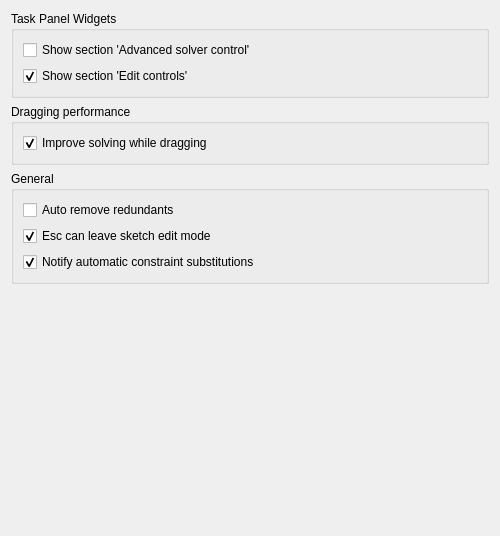
southseact-3d/fcd, file src/Mod/Sketcher/Gui/SketcherSettings.ui: the form before one commit.
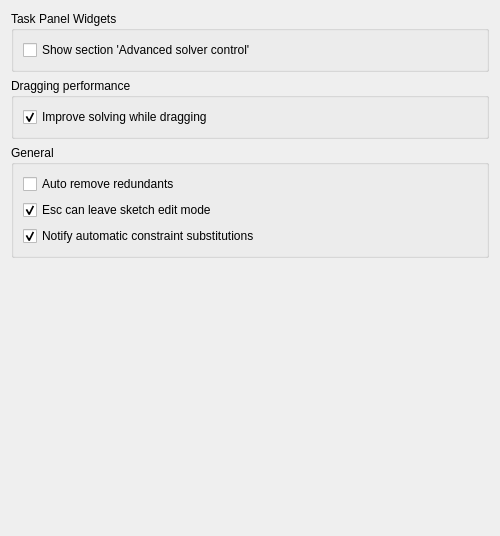
The form after the commit. Custom widgets are drawn as their Qt base class.

Commit message:
Sketcher: Remove "Show Edit Section" from preferences
=====================================================

In a previous commit the Edit Section and its preferences where removed, however
Adrián Insaurralde realised that the setting for showing or not this section had been left behind:
https://github.com/FreeCAD/FreeCAD/pull/8716#issuecomment-1462364487

This commit just removes that settings.

```diff
--- a/src/Mod/Sketcher/Gui/SketcherSettings.ui
+++ b/src/Mod/Sketcher/Gui/SketcherSettings.ui
@@ -37,26 +37,6 @@
         </property>
        </widget>
       </item>
-      <item row="1" column="0">
-       <widget class="Gui::PrefCheckBox" name="checkBoxSettingsTaskBox">
-        <property name="toolTip">
-         <string>Sketcher dialog will have additional section
-'Edit controls' to easily access basic settings.</string>
-        </property>
-        <property name="text">
-         <string>Show section 'Edit controls'</string>
-        </property>
-        <property name="checked">
-         <bool>true</bool>
-        </property>
-        <property name="prefEntry" stdset="0">
-         <cstring>ShowSettingsWidget</cstring>
-        </property>
-        <property name="prefPath" stdset="0">
-         <cstring>Mod/Sketcher</cstring>
-        </property>
-       </widget>
-      </item>
      </layout>
     </widget>
    </item>
```
The commit also changes 1 other file.
